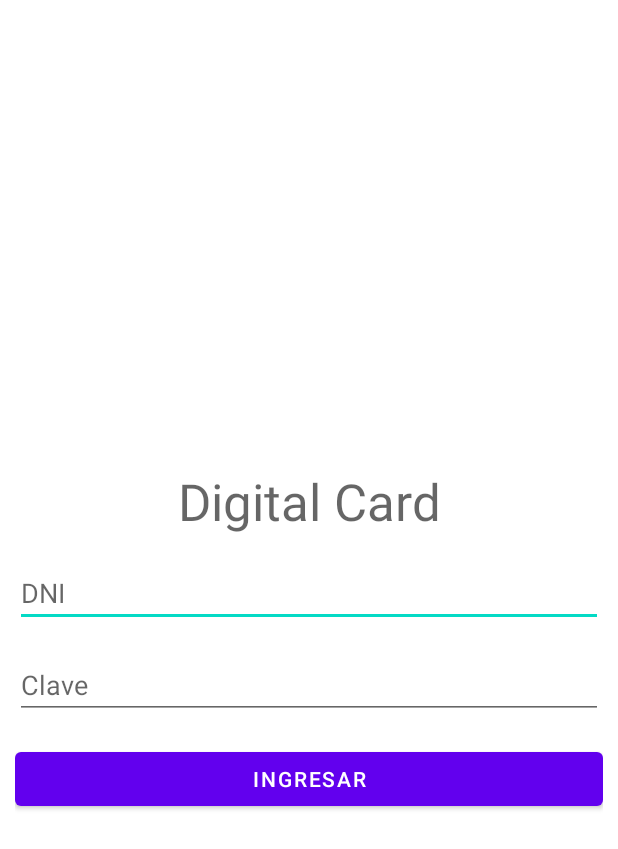
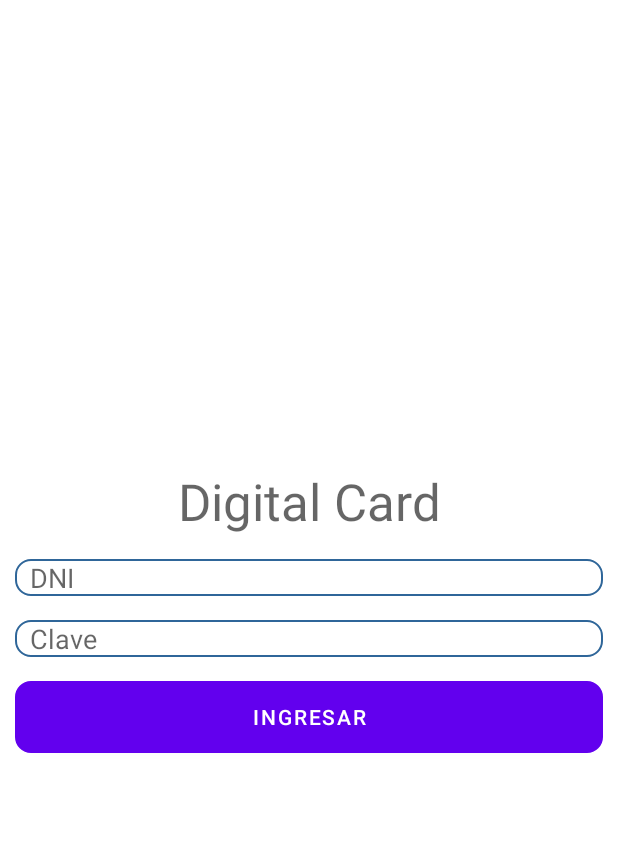
Before and after one commit to jtoulier/hackaton-frontend, an Android app: the screen it shows after launch (MainActivity), on a phone screen of 412 x 824 dp. Shown: the top 849 px of the screen. Run offline under Robolectric (Android 15) with nearby library versions, the phone set to English and light mode, and no system bars; 2 statements that could not run were skipped.

Commit message:
Cuztoming EditText

```diff
--- /dev/null
+++ b/app/src/main/res/drawable-v24/cuzton_edittext.xml
@@ -0,0 +1,13 @@
+<?xml version="1.0" encoding="utf-8"?>
+<shape xmlns:android="http://schemas.android.com/apk/res/android" >
+
+    <solid android:color="#FFFFFF" />
+
+    <stroke
+        android:width="1dp"
+        android:color="#2f6699" />
+    <corners
+        android:radius="10dp"
+        />
+
+</shape>
--- a/app/src/main/res/layout/login_fragment.xml
+++ b/app/src/main/res/layout/login_fragment.xml
@@ -38,7 +38,9 @@
         android:layout_width="0dp"
         android:layout_height="wrap_content"
         android:layout_marginTop="16dp"
+        android:background="@drawable/cuzton_edittext"
         android:ems="10"
+        android:paddingStart="10dp"
         android:hint="DNI"
         android:inputType="number"
         app:layout_constraintBottom_toTopOf="@+id/etPwd"
@@ -55,6 +57,7 @@
         android:layout_height="wrap_content"
         android:layout_marginTop="16dp"
         android:text="Ingresar"
+        android:background="@drawable/cuzton_edittext"
         app:layout_constraintBottom_toBottomOf="parent"
         app:layout_constraintEnd_toEndOf="parent"
         app:layout_constraintHorizontal_bias="0.5"
@@ -68,6 +71,8 @@
         android:layout_marginTop="16dp"
         android:ems="10"
         android:hint="Clave"
+        android:paddingStart="10dp"
+        android:background="@drawable/cuzton_edittext"
         android:inputType="textPassword"
         app:layout_constraintBottom_toTopOf="@+id/btnLogin"
         app:layout_constraintEnd_toEndOf="parent"
```
